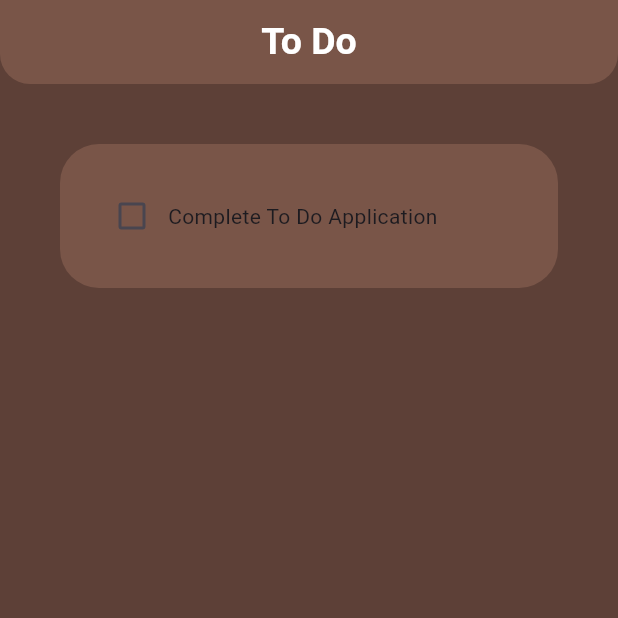
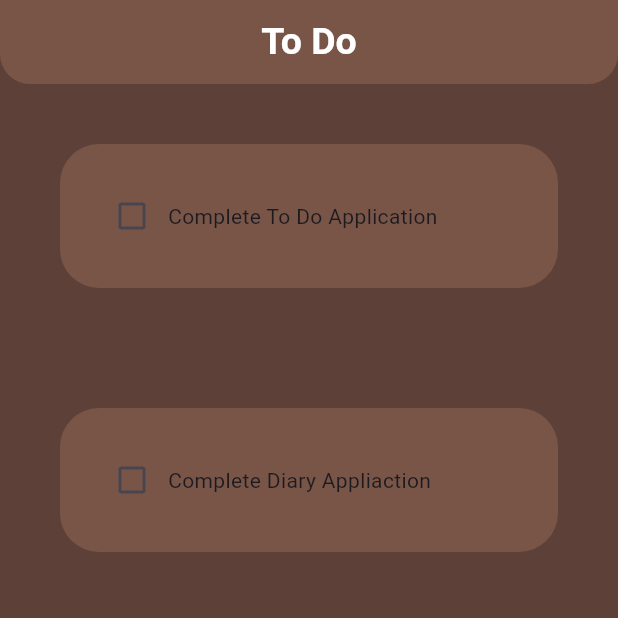
Before and after one commit to selimsshady0/todo, a Flutter app: the screen it shows after launch, on a phone screen of 412 x 824 dp, the top half of it. Run offline on Flutter 3.47's test engine with Material 3 defaults, Android fonts, the phone set to English and light mode, and no system bars.

Commit message:
Files Upload

```diff
--- a/lib/pages/home_page.dart
+++ b/lib/pages/home_page.dart
@@ -2,8 +2,26 @@ import 'package:flutter/material.dart';
 import 'package:todo/constants.dart';
 import 'package:todo/utils/todo_tile.dart';
 
-class HomePage extends StatelessWidget {
+class HomePage extends StatefulWidget {
   const HomePage({super.key});
+
+  @override
+  State<HomePage> createState() => _HomePageState();
+}
+
+class _HomePageState extends State<HomePage> {
+  // list of todo tasks
+  List toDoList = [
+    ["Complete To Do Application", false],
+    ["Complete Diary Appliaction", false],
+  ];
+
+  // checkbox was tapped
+  void checkBoxChanged(bool? value, int index) {
+    setState(() {
+      toDoList[index][1] = !toDoList[index][1];
+    });
+  }
 
   @override
   Widget build(BuildContext context) {
@@ -24,12 +42,15 @@ class HomePage extends StatelessWidget {
           ),
         ),
       ),
-      body: ListView(
-        children: [
-          ToDoTile(taskName: "Complete To Do Application", taskCompleted: false, onChanged: (p0) {
-
-          },),
-        ],
+      body: ListView.builder(
+        itemCount: toDoList.length,
+        itemBuilder: (context, index) {
+          return ToDoTile(
+            taskName: toDoList[index][0],
+            taskCompleted: toDoList[index][1],
+            onChanged: (p0) => checkBoxChanged(p0, index),
+          );
+        },
       ),
     );
   }
```
